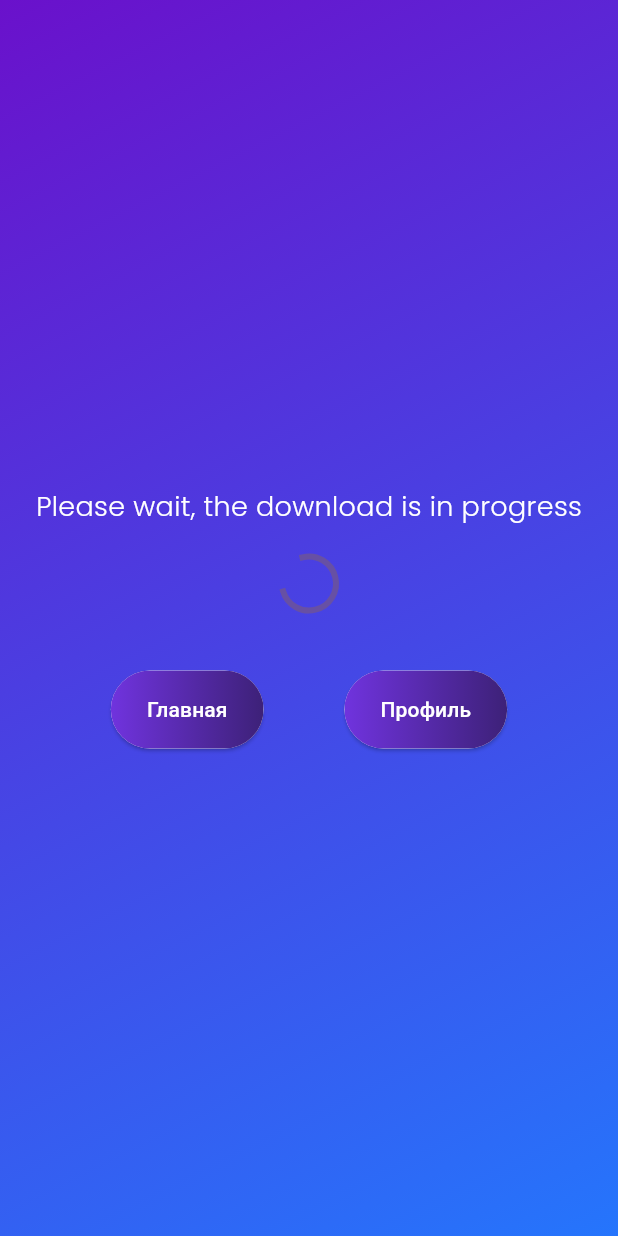
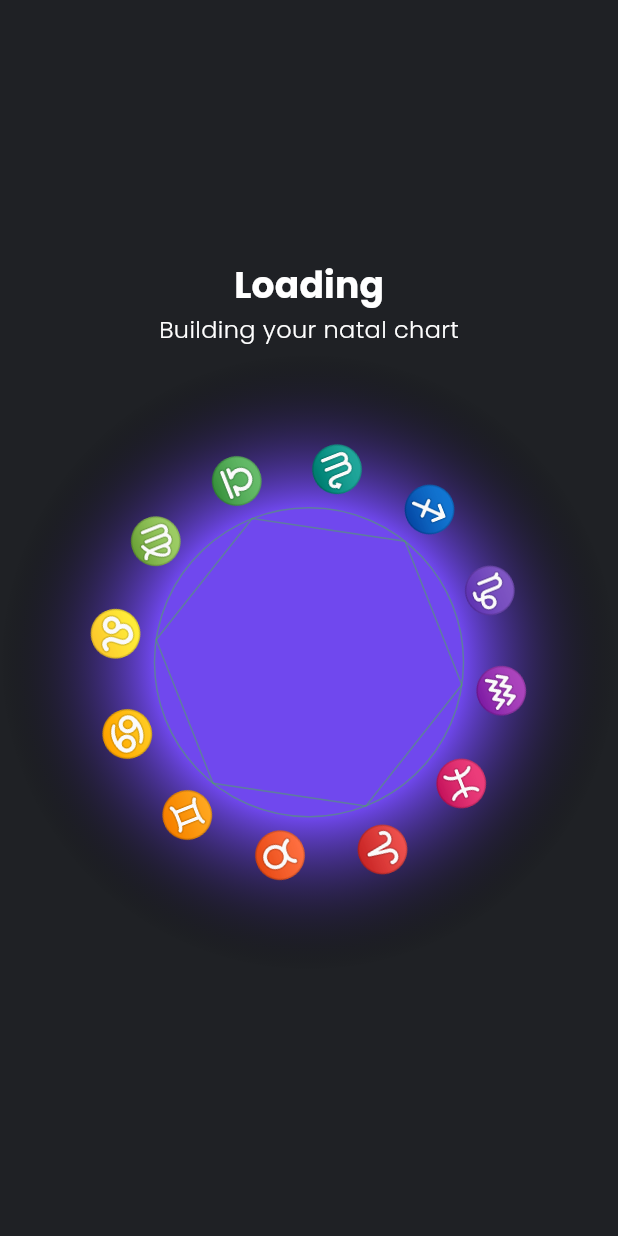
Before and after one commit to blablabla123-cell/meni, a Flutter app: the LoadingScreen widget shown alone on an empty page, opened directly, on a phone screen of 412 x 824 dp. Run offline on Flutter 3.47's test engine with Material 3 defaults, Android fonts, the phone set to English and light mode, and no system bars; our stand-ins replace shared_preferences; accounts and stored records are empty.

Commit message:
сделал экран загрузки

```diff
--- a/lib/presentation/loading/loading_screen.dart
+++ b/lib/presentation/loading/loading_screen.dart
@@ -1,55 +1,143 @@
+import 'dart:math';
 import 'package:flutter/material.dart';
+import 'package:meni/core/core_colors.dart';
 
-class LoadingScreen extends StatelessWidget {
+class LoadingScreen extends StatefulWidget {
   const LoadingScreen({super.key});
 
   @override
+  // ignore: library_private_types_in_public_api
+  _LoadingScreenState createState() => _LoadingScreenState();
+}
+
+class _LoadingScreenState extends State<LoadingScreen>
+    with SingleTickerProviderStateMixin {
+  late AnimationController _controller;
+
+  @override
+  void initState() {
+    super.initState();
+    _controller = AnimationController(
+      duration: const Duration(seconds: 10),
+      vsync: this,
+    )..repeat();
+  }
+
+  @override
+  void dispose() {
+    _controller.dispose();
+    super.dispose();
+  }
+
+  @override
   Widget build(BuildContext context) {
-    return Scaffold(
-      body: Container(
-        decoration: const BoxDecoration(
-          gradient: LinearGradient(
-            colors: <Color>[Color(0xFF6a11cb), Color(0xFF2575fc)],
-            begin: Alignment.topLeft,
-            end: Alignment.bottomRight,
+    return Column(
+      mainAxisAlignment: MainAxisAlignment.center,
+      children: <Widget>[
+        Text(
+          'Loading', // Первая надпись
+          style: Theme.of(context).textTheme.titleMedium,
+        ),
+        Text(
+          'Building your natal chart', // Вторая надпись
+         style: Theme.of(context).textTheme.bodyMedium,
+        ),
+    SizedBox(
+      width: 420,
+      height: 420,
+      child: AnimatedBuilder(
+        animation: _controller,
+        builder: (BuildContext context, Widget? child) {
+          return Transform.rotate(
+            angle: _controller.value * 2 * pi,
+            child: Stack(
+              alignment: Alignment.center,
+              children: <Widget>[
+                // Outer glowing circle
+                Container(
+                  decoration: BoxDecoration(
+                    shape: BoxShape.circle,
+                    gradient: RadialGradient(
+                      colors: <Color>[
+                        CoreColors.purple.withOpacity(1),
+                        Colors.transparent,
+                      ],
+                      stops: const <double>[0.5, 1.0],
                     ),
                   ),
-        child: Column(
-          mainAxisAlignment: MainAxisAlignment.center,
-          children: <Widget>[
-            const Text(
-              'Please wait, the download is in progress',
-              style: TextStyle(
-                color: Colors.white,
-                fontSize: 18,
+                ),
+                // Zodiac symbols
+                // ignore: always_specify_types
+                ...List.generate(12, (int index) {
+                  double angle = (index * 30) * pi / 180;
+                  return Transform(
+                    transform: Matrix4.identity()
+                      ..translate(130 * cos(angle), 130 * sin(angle)),
+                    child: Text(
+                      getZodiacSymbol(index),
+                      style: const TextStyle(
+                        fontSize: 30,
                       ),
                     ),
-            const SizedBox(height: 20),
-            const CircularProgressIndicator(),
-            const SizedBox(height: 40),
-            Padding(
-              padding: const EdgeInsets.symmetric(horizontal: 20.0),
-              child: Row(
-                mainAxisAlignment: MainAxisAlignment.spaceEvenly,
-                children: <Widget>[
-                  ElevatedButton(
-                    onPressed: () {
-                      // Переход на главную страницу
-                    },
-                    child: const Text('Главная'),
-                  ),
-                  ElevatedButton(
-                    onPressed: () {
-                      // Переход в профиль
-                    },
-                    child: const Text('Профиль'),
-                  ),
-                ],
+                  );
+                }),
+                // Inner design
+                Positioned.fill(
+                  child: CustomPaint(
+                    painter: InnerDesignPainter(),
               ),
                     ),
                   ],
                 ),
+              );
+            },
           ),
+        ),
+      ],
     );
   }
+
+  String getZodiacSymbol(int index) {
+    const List<String> symbols = <String>[
+      ' ♈︎', '♉︎', '♊︎', '♋︎', '♌︎', '♍︎',
+      '♎︎', '♏︎', '♐︎', '♑︎', '♒︎', '♓︎'
+    ];
+    return symbols[index];
   }
+}
+
+class InnerDesignPainter extends CustomPainter {
+  @override
+  void paint(Canvas canvas, Size size) {
+    final Paint paint = Paint()
+      ..color = Colors.green.withOpacity(0.5)
+      ..style = PaintingStyle.stroke
+      ..strokeWidth = 1;
+
+    final Offset center = Offset(size.width / 2, size.height / 2);
+    final double radius = size.width / 4;
+
+    // Draw inner circle
+    canvas.drawCircle(center, radius, paint);
+
+    // Draw star design
+    final Path starPath = Path();
+    for (int i = 0; i < 6; i++) {
+      double angle = (i * 60) * pi / 180;
+      double x = center.dx + radius * cos(angle);
+      double y = center.dy + radius * sin(angle);
+      if (i == 0) {
+        starPath.moveTo(x, y);
+      } else {
+        starPath.lineTo(x, y);
+      }
+    }
+    starPath.close();
+    canvas.drawPath(starPath, paint);
+  }
+
+  @override
+  bool shouldRepaint(CustomPainter oldDelegate) {
+    return false;
+  }
+}
--- a/lib/presentation/main/main_screen.dart
+++ b/lib/presentation/main/main_screen.dart
@@ -1,7 +1,7 @@
 import 'dart:math' as math;
 import 'package:flutter/material.dart';
-import 'package:meni/core/core_colors.dart';
 import 'package:meni/core/widgets/core_elevated_button.dart';
+import 'package:meni/presentation/loading/loading_screen.dart';
 
 class MainScreen extends StatefulWidget {
   const MainScreen({super.key});
@@ -74,8 +74,12 @@
                   // Кнопка "Перейти к камере"
                   title: 'Go to camera',
                   onPressed: () {
-                    // Здесь добавьте логику для открытия камеры
-                  },
+                      Navigator.of(context).pushReplacement(
+                        MaterialPageRoute<LoadingScreen>(
+                          builder: (_) =>  const LoadingScreen(),
+                        ),
+                      );
+                    },
                 ),
               ],
             ),
@@ -108,7 +112,6 @@
           ),
         ],
         currentIndex: _selectedIndex, // Индекс текущего выбранного элемента
-
         onTap: _onItemTapped, // Функция, вызываемая при нажатии
       ),
     );
@@ -132,7 +135,7 @@
     // Здесь нужно добавить логику для рисования знаков зодиака
     // вокруг круга.  Рекомендуется использовать изображения или иконки.
     // Пример с текстом (замените на изображения/иконки):
-    const List<String> zodiacSymbols = ['♈', '♉', '♊', '♋', '♌', '♍', '♎', '♏', '♐', '♑', '♒', '♓'];
+    const List<String> zodiacSymbols = <String>['♈', '♉', '♊', '♋', '♌', '♍', '♎', '♏', '♐', '♑', '♒', '♓'];
 
     final TextPainter textPainter = TextPainter(
       textDirection: TextDirection.ltr,
```
Lines whose indentation alone changed are shown as unchanged.
